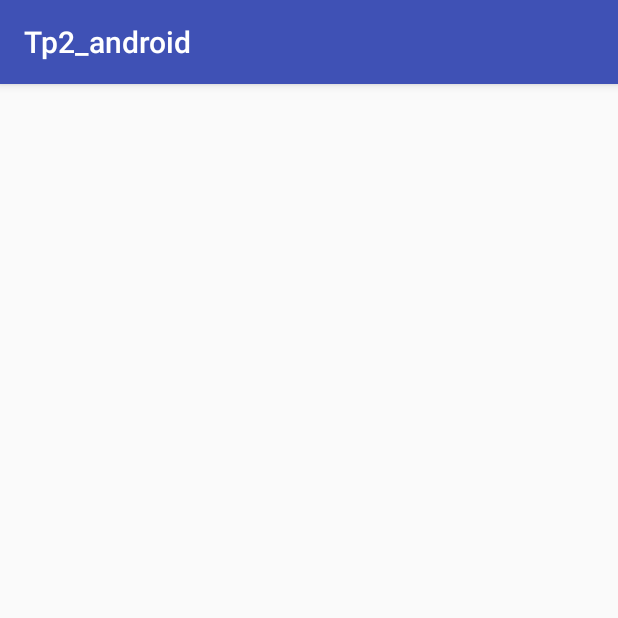
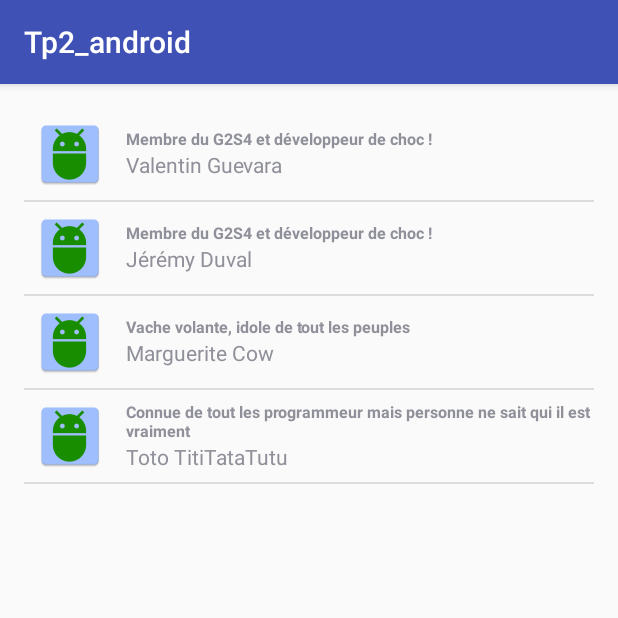
Before and after one commit to Jeremy-Duval/Tp-Android, an Android app: the screen it shows after launch (MainActivity), on a phone screen of 412 x 824 dp, the top half of it. Run offline under Robolectric (Android 15) with nearby library versions, the phone set to English and light mode, and no system bars.

Commit message:
Copy Past the ex2 in the 3 to create the list (in mainActivity)

```diff
--- a/Listes_exo3/app/src/main/java/guevara/valentin/tp2_android/MainActivity.java
+++ b/Listes_exo3/app/src/main/java/guevara/valentin/tp2_android/MainActivity.java
@@ -1,25 +1,84 @@
 package guevara.valentin.tp2_android;
 
-import android.app.Activity;
-import android.app.AlertDialog;
-import android.app.DatePickerDialog;
-import android.content.DialogInterface;
-import android.content.Intent;
+import android.app.LauncherActivity;
+import android.support.v7.app.AlertDialog;
 import android.support.v7.app.AppCompatActivity;
 import android.os.Bundle;
 import android.view.View;
-import android.widget.Button;
-import android.widget.DatePicker;
-import android.widget.EditText;
-import android.widget.RadioButton;
+import android.widget.AdapterView;
+import android.widget.AdapterView.OnItemClickListener;
+import android.widget.ListView;
+import android.widget.SimpleAdapter;
 
-import java.text.SimpleDateFormat;
-import java.util.Calendar;
-import java.util.Locale;
-
-import static guevara.valentin.tp2_android.R.styleable.View;
+import java.util.ArrayList;
+import java.util.HashMap;
 
 public class MainActivity extends AppCompatActivity {
 
+    private ListView musique;
+    private ArrayList<HashMap<String,String>> listItem;
 
+    @Override
+    protected void onCreate(Bundle savedInstanceState) {
+        super.onCreate(savedInstanceState);
+        setContentView(R.layout.activity_main);
+
+        //fetch the listView created in the XML file Main
+        musique = (ListView) findViewById(R.id.musique);
+
+        //HashMap with all elements (Image,Description...) inside the list
+        listItem = new ArrayList<>();
+
+        //We declare an Hashmap which is equivalent to one element
+        HashMap<String,String> element = new HashMap<>();
+
+        //We have to make these operations a lot of times for creating another element
+        element = new HashMap<>();
+        element.put("titre", "Membre du G2S4 et développeur de choc !");
+        element.put("description", "Valentin Guevara");
+        element.put("image", String.valueOf(R.mipmap.ic_default_profile));
+        listItem.add(element);
+
+        element = new HashMap<>();
+        element.put("titre", "Membre du G2S4 et développeur de choc !");
+        element.put("description", "Jérémy Duval");
+        element.put("image", String.valueOf(R.mipmap.ic_default_profile));
+        listItem.add(element);
+
+        element = new HashMap<>();
+        element.put("titre", "Vache volante, idole de tout les peuples");
+        element.put("description", "Marguerite Cow");
+        element.put("image", String.valueOf(R.mipmap.ic_default_profile));
+        listItem.add(element);
+
+        element = new HashMap<>();
+        element.put("titre", "Connue de tout les programmeur mais personne ne sait qui il est vraiment");
+        element.put("description", "Toto TitiTataTutu");
+        element.put("image", String.valueOf(R.mipmap.ic_default_profile));
+        listItem.add(element);
+
+        //creation of a SimpleAdapter
+        SimpleAdapter musique_schedule = new SimpleAdapter(this.getBaseContext(), listItem, R.layout.affichageitem,
+                new String[]{"image", "titre", "description"},
+                new int[]{R.id.img, R.id.titre, R.id.description}
+
+        );
+
+        musique.setAdapter(musique_schedule);
+
+        musique.setOnItemClickListener(new OnItemClickListener() {
+            @Override
+            public void onItemClick(AdapterView<?> parent, View view, int position, long id) {
+                HashMap<String, String> hashmapselected = (HashMap<String, String>) musique.getItemAtPosition(position);
+                AlertDialog.Builder alert = new AlertDialog.Builder(MainActivity.this);
+                alert.setTitle("Music selected");
+                alert.setIcon(Integer.parseInt(hashmapselected.get("image")));
+                alert.setMessage("You have selected : " + hashmapselected.get("titre").toString() + " by " + hashmapselected.get("description").toString());
+                alert.setPositiveButton("Got It", null);
+                alert.show();
+            }
+        });
+
+
+    }
 }
--- a/Listes_exo3/app/src/main/res/layout/activity_main.xml
+++ b/Listes_exo3/app/src/main/res/layout/activity_main.xml
@@ -1,5 +1,5 @@
 <?xml version="1.0" encoding="utf-8"?>
-<RelativeLayout xmlns:android="http://schemas.android.com/apk/res/android"
+<LinearLayout xmlns:android="http://schemas.android.com/apk/res/android"
 xmlns:tools="http://schemas.android.com/tools"
 android:id="@+id/activity_main"
 android:layout_width="match_parent"
@@ -9,5 +9,12 @@
 android:paddingRight="@dimen/activity_horizontal_margin"
 android:paddingTop="@dimen/activity_vertical_margin"
 tools:context="guevara.valentin.tp2_android.MainActivity">
+android:weightSum="1">
 
-</RelativeLayout>
+
+<ListView
+    android:id="@+id/musique"
+    android:layout_width="match_parent"
+    android:layout_height="match_parent"
+    android:layout_weight="0.56"></ListView>
+</LinearLayout>
--- /dev/null
+++ b/Listes_exo3/app/src/main/res/layout/affichageitem.xml
@@ -0,0 +1,37 @@
+<?xml version="1.0" encoding="utf-8"?>
+<LinearLayout xmlns:android="http://schemas.android.com/apk/res/android"
+    android:orientation="horizontal"
+    android:layout_width="fill_parent"
+    android:layout_height="wrap_content">
+
+    <ImageView
+        android:id="@+id/img"
+        android:layout_width="wrap_content"
+        android:layout_height="wrap_content"
+        android:layout_gravity="center_vertical"
+        android:padding="10px"/>
+
+    <LinearLayout  xmlns:android="http://schemas.android.com/apk/res/android"
+        android:orientation="vertical"
+        android:layout_width="fill_parent"
+        android:layout_height="wrap_content"
+        android:layout_gravity="center_vertical"
+        android:paddingLeft="10px"
+        android:layout_weight="1">
+
+        <TextView
+            android:id="@+id/titre"
+            android:layout_width="fill_parent"
+            android:layout_height="fill_parent"
+            android:textSize="16px"
+            android:textStyle="bold"/>
+
+        <TextView
+            android:id="@+id/description"
+            android:layout_width="fill_parent"
+            android:layout_height="fill_parent"/>
+
+
+    </LinearLayout>
+
+</LinearLayout>
```
Also changed, not shown: Listes_exo3/app/src/main/ic_default_profile-web.png (added), Listes_exo3/app/src/main/res/mipmap-hdpi/ic_default_profile.png (added), Listes_exo3/app/src/main/res/mipmap-mdpi/ic_default_profile.png (added), Listes_exo3/app/src/main/res/mipmap-xhdpi/ic_default_profile.png (added), Listes_exo3/app/src/main/res/mipmap-xxhdpi/ic_default_profile.png (added), Listes_exo3/app/src/main/res/mipmap-xxxhdpi/ic_default_profile.png (added). Lines whose indentation alone changed are shown as unchanged.
